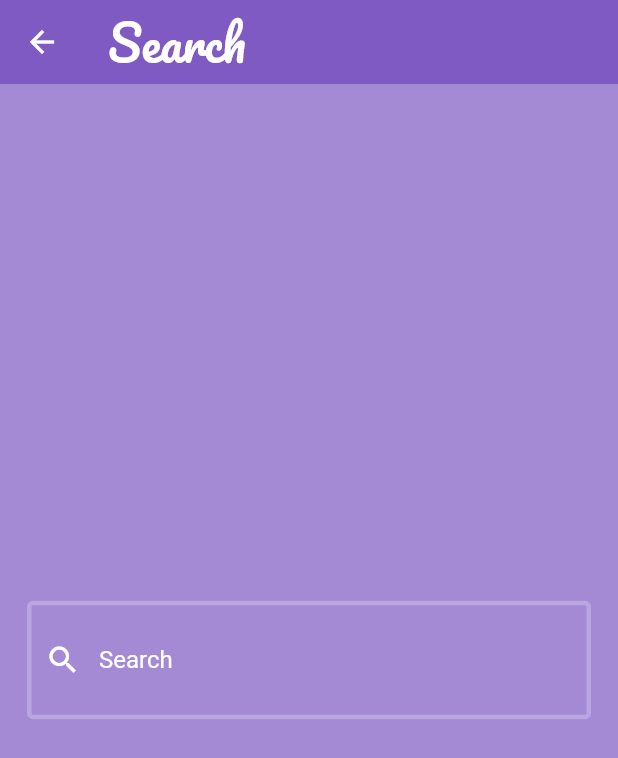
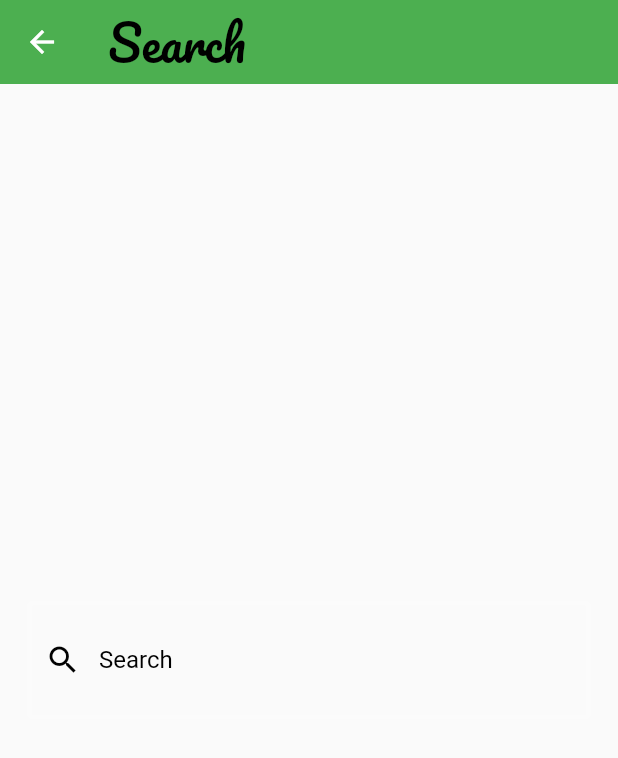
Before and after one commit to Walaahosny/weatherApp, a Flutter app: the screen it shows after launch, after a tap on the "search" icon, on a phone screen of 412 x 824 dp. Shown: the top 758 px of the screen. Run offline on Flutter 3.47's test engine with Material 2 defaults, Android fonts, the phone set to English and light mode, and no system bars.

Commit message:
finish app

```diff
--- a/lib/constants/constants.dart
+++ b/lib/constants/constants.dart
@@ -1,2 +1,2 @@
 import 'package:flutter/material.dart';
-const kcolor=Colors.white;
+const kcolor=Colors.black;
--- a/lib/main.dart
+++ b/lib/main.dart
@@ -4,7 +4,11 @@ import 'package:weatherapp/provider/weather_provider.dart';
 import 'package:weatherapp/screens/homescreen.dart';
 
 void main() {
-  runApp(const MyApp());
+  runApp(ChangeNotifierProvider(
+      create: (BuildContext context) {
+        return weatherProvider();
+      },
+      child:  MyApp()));
 }
 
 class MyApp extends StatelessWidget {
@@ -13,15 +17,15 @@ class MyApp extends StatelessWidget {
   // This widget is the root of your application.
   @override
   Widget build(BuildContext context) {
-
-    return ChangeNotifierProvider(
-      create: (BuildContext context) { return weatherProvider() ;},
-      child: MaterialApp(
+    return MaterialApp(
       debugShowCheckedModeBanner: false,
-        title: 'WEATHER APP',
-
-        home: homeScreen(),
-      ),
+      title: 'WEATHER APP',
+      theme: ThemeData(
+          primarySwatch: Provider.of<weatherProvider>(context).WeatherData ==
+                  null
+              ? Colors.green
+              : Provider.of<weatherProvider>(context).WeatherData!.getColor()),
+      home: homeScreen(),
     );
   }
 }
--- a/lib/screens/homescreen.dart
+++ b/lib/screens/homescreen.dart
@@ -19,10 +19,12 @@ class _homeScreenState extends State<homeScreen> {
     var weatherdata=  Provider.of<weatherProvider>(context).WeatherData;
 
     return Scaffold(
-      backgroundColor: Colors.deepPurple.withOpacity(0.6),
+  //    backgroundColor: Provider.of<weatherProvider>(context).WeatherData==null?Colors.deepPurple:Provider.of<weatherProvider>(context).WeatherData!.getColor(),
+
       appBar: AppBar(
+      //  backgroundColor: weatherdata  == null?Colors.black:Provider.of<weatherProvider>(context).WeatherData!.getColor(),
+
         elevation: 0,
-        backgroundColor: Colors.deepPurple.withOpacity(0.6),
         title: const text_style(
           text: 'Weather App',
           size: 32,
@@ -50,6 +52,7 @@ class _homeScreenState extends State<homeScreen> {
       ),
       body:  weatherdata  == null
           ? const Center(
+
               child: Column(
                 mainAxisAlignment: MainAxisAlignment.center,
                 children: [
@@ -61,6 +64,16 @@ class _homeScreenState extends State<homeScreen> {
               ),
             )
           : Container(
+decoration: BoxDecoration(gradient: LinearGradient(colors: [
+
+  weatherdata.getColor(),
+  weatherdata.getColor()[50]!,
+  weatherdata.getColor()[300]!
+
+],begin: Alignment.topCenter,end: Alignment.bottomCenter)
+
+),
+
               child:  Column(
                 mainAxisAlignment: MainAxisAlignment.center,
                 children: [
--- a/lib/screens/searchscreen.dart
+++ b/lib/screens/searchscreen.dart
@@ -8,16 +8,16 @@ import '../widgets/widget_OF_text.dart';
 
 
 class searchScreen extends StatelessWidget {
-  late  String cityName;
-  searchScreen({required this.updateUI});
+    String? cityName;
+  searchScreen({super.key, required this.updateUI});
   VoidCallback? updateUI;
   @override
   Widget build(BuildContext context) {
     return Scaffold(
-      backgroundColor: Colors.deepPurple.withOpacity(0.6),
+//backgroundColor: Provider.of<weatherProvider>(context).WeatherData==null?Colors.deepPurple:Provider.of<weatherProvider>(context).WeatherData!.getColor(),
       appBar: AppBar(
         elevation: 0,
-        backgroundColor: Colors.deepPurple.withOpacity(0.6),
+        //backgroundColor: Provider.of<weatherProvider>(context).WeatherData==null?Colors.deepPurple:Provider.of<weatherProvider>(context).WeatherData!.getColor(),
         title: const text_style(
           text: 'Search',
           size: 32,
@@ -28,13 +28,13 @@ class searchScreen extends StatelessWidget {
           padding: EdgeInsets.symmetric(horizontal: 18.0),
           child: TextField(
             //takes any value or character the user write
-            onChanged: (da) {},
+            onChanged: (da) {cityName = da;},
             //used to takes value from user
             onSubmitted: (data) async {
               cityName = data;
               weatherServices service = weatherServices();
-              WeatherModel Weather =
-                  await service.getWeather(cityName: cityName);
+              WeatherModel? Weather =
+                  await service.getWeather(cityName: cityName!);
               Provider.of<weatherProvider>(context,listen: false).WeatherData = Weather;
               Provider.of<weatherProvider>(context,listen: false).cityName=cityName;
               //updateUI!();
@@ -44,7 +44,7 @@ class searchScreen extends StatelessWidget {
               print(Weather);
             },
             cursorColor: Colors.deepPurple,
-            decoration: const InputDecoration(
+            decoration:  InputDecoration(
                 enabledBorder: OutlineInputBorder(
                     borderSide: BorderSide(color: Colors.white24, width: 3)),
                 focusedBorder: OutlineInputBorder(
@@ -55,9 +55,20 @@ class searchScreen extends StatelessWidget {
                 labelStyle: TextStyle(color: kcolor),
                 hintText: 'Enter City Name',
                 hintStyle: TextStyle(color: kcolor),
-                prefixIcon: Icon(
-                  Icons.search,
+                prefixIcon: IconButton(
+                icon:  Icon(Icons.search),
                   color: kcolor,
+                  onPressed: () async {
+
+                  weatherServices service = weatherServices();
+                  WeatherModel? Weather =
+                      await service.getWeather(cityName: cityName!);
+                  Provider.of<weatherProvider>(context,listen: false).WeatherData = Weather;
+                  Provider.of<weatherProvider>(context,listen: false).cityName=cityName;
+                  //updateUI!();
+                  Navigator.pop(context);
+
+                },
                 ),
                 border: OutlineInputBorder()),
           ),
```
Also changed, not shown: lib/models/weatherModel.dart (+25 -0 lines), lib/services/weather_services.dart (+9 -4 lines).
